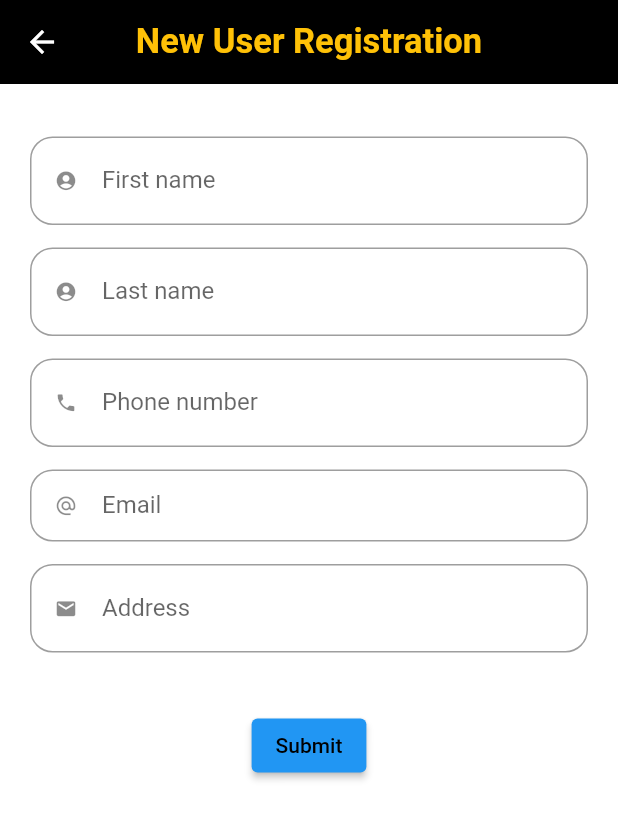
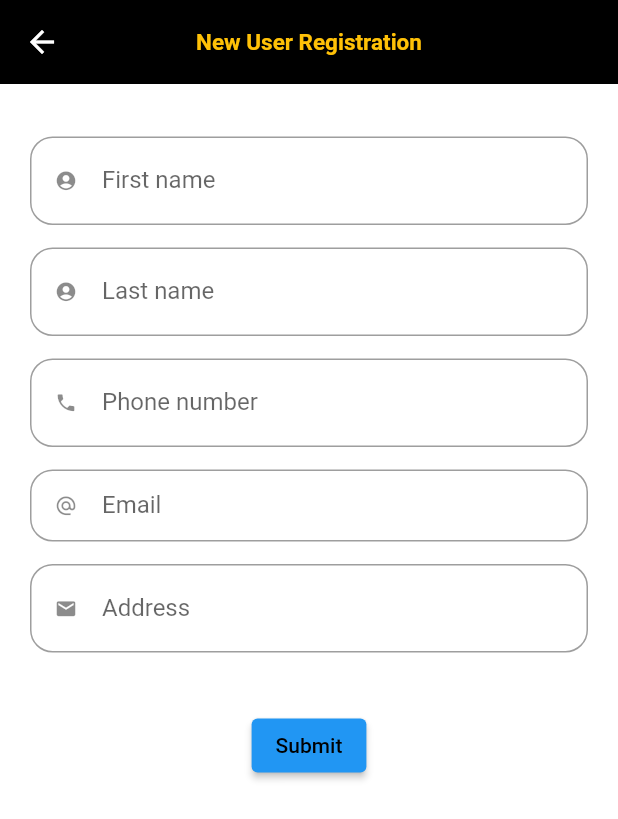
Before and after one commit to Verne-Ian/loanmanagerapp, a Flutter app: the signup screen opened directly, on a phone screen of 412 x 824 dp. Shown: the top 819 px of the screen. Run offline on Flutter 3.47's test engine with Material 2 defaults, Android fonts, the phone set to English and light mode, and no system bars.

Commit message:
Major updates to the UI, corrections in the code and minor text updates.

```diff
--- a/lib/main.dart
+++ b/lib/main.dart
@@ -104,7 +104,7 @@ class signup extends StatelessWidget {
           "New User Registration",
           style: TextStyle(
             fontWeight: FontWeight.bold,
-            fontSize: 23.0,
+            fontSize: 15.0,
             color: Colors.amber,
 
           ),
```
